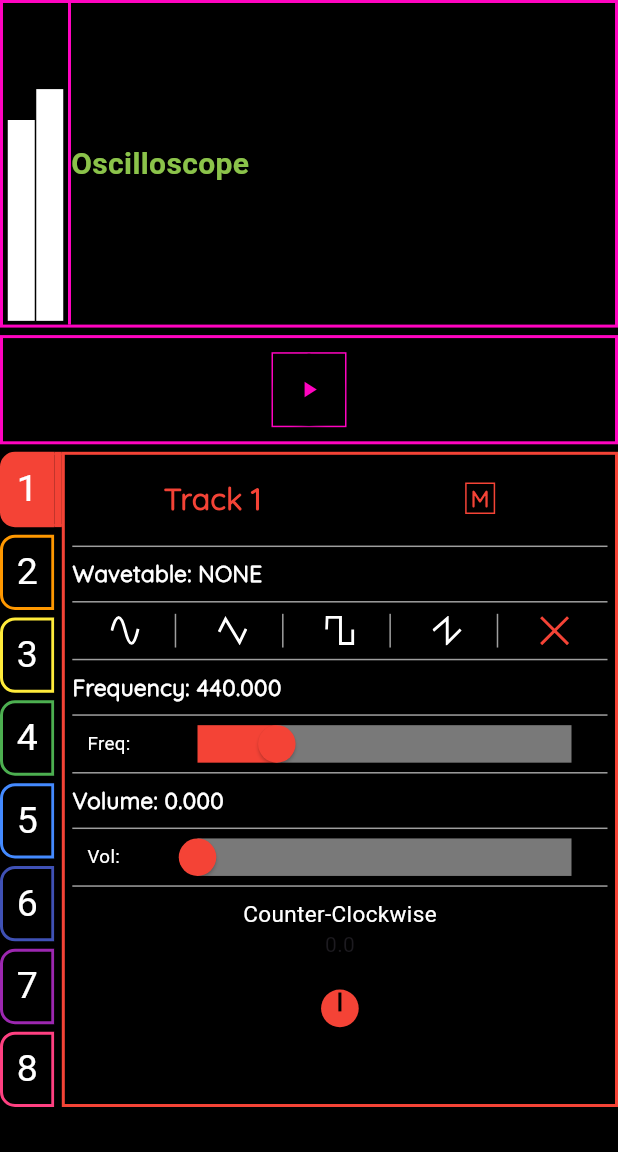
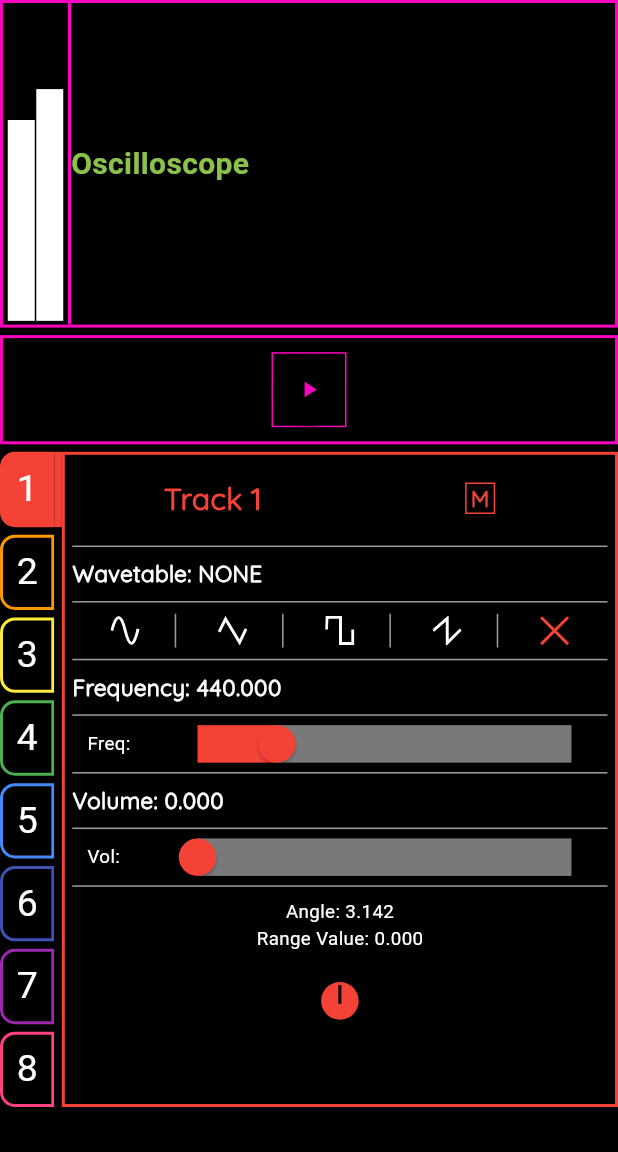
Before and after one commit to mduval76/drone_factory, a Flutter app: the screen it shows after launch, on a phone screen of 412 x 824 dp, the part 84-1236 px from its top. Run offline on Flutter 3.47's test engine with Material 3 defaults, Android fonts, the phone set to English and light mode, and no system bars; our stand-ins replace flutter_svg; Roboto replaces fonts that are missing (CocomatLight).

Commit message:
Small precision to knob intial/start value.

```diff
--- a/lib/views/widgets/knob.dart
+++ b/lib/views/widgets/knob.dart
@@ -5,6 +5,8 @@ class Knob extends StatefulWidget {
   final double startAngle;
   final double minAngle;
   final double maxAngle;
+  final double minRange;
+  final double maxRange;
   final Color borderColor;
 
   const Knob({
@@ -12,6 +14,8 @@ class Knob extends StatefulWidget {
     required this.startAngle,
     required this.minAngle,
     required this.maxAngle,
+    required this.minRange,
+    required this.maxRange,
     required this.borderColor
     });
 
@@ -21,11 +25,11 @@ class Knob extends StatefulWidget {
 
 class _KnobState extends State<Knob> {
   final double radius = 12.55;
-  double _movement = 0;
-  double _cumulativeAngle = 0;
+  late double _cumulativeAngle = 0;
   late double _minAngle;
   late double _maxAngle;
   late double _startAngle;
+  late double _currentRangeValue;
 
   @override
   void initState() {
@@ -34,6 +38,7 @@ class _KnobState extends State<Knob> {
     _maxAngle = widget.maxAngle;
     _startAngle = widget.startAngle;
     _cumulativeAngle = _startAngle;
+    _currentRangeValue = (_angleToRange(_cumulativeAngle)).truncateToDouble();
   }
 
   @override
@@ -43,10 +48,19 @@ class _KnobState extends State<Knob> {
         mainAxisAlignment: MainAxisAlignment.center,
         children: <Widget>[
           Text(
-            _movement > 0 ? 'Clockwise' : 'Counter-Clockwise',
-            style: const TextStyle(fontSize: 15, color: Colors.white),
+            'Angle: ${_cumulativeAngle.toStringAsFixed(3)}',
+            style : const TextStyle(
+              color: Colors.white,
+              fontSize: 12.5,
+            ),
           ),
-          Text('$_movement'),
+          Text(
+            'Range Value: ${_currentRangeValue.toStringAsFixed(3)}',
+            style : const TextStyle(
+              color: Colors.white,
+              fontSize: 12.5,
+            ),
+          ),
           const SizedBox(height: 20),
           GestureDetector(
             onPanUpdate: _panHandler,
@@ -81,6 +95,13 @@ class _KnobState extends State<Knob> {
     );
   }
 
+  double _angleToRange(double angle) {
+    return widget.minRange +
+        (angle - widget.minAngle) *
+            (widget.maxRange - widget.minRange) /
+            (widget.maxAngle - widget.minAngle);
+  }
+
   void _panHandler(DragUpdateDetails d) {
     bool onTop = d.localPosition.dy <= radius;
     bool onLeftSide = d.localPosition.dx <= radius;
@@ -106,9 +127,9 @@ class _KnobState extends State<Knob> {
     double rotationalChange = vert + horz;
 
     setState(() {
-      _movement = rotationalChange;
       _cumulativeAngle += (rotationalChange / 180) * math.pi;
       _cumulativeAngle = _cumulativeAngle.clamp(_minAngle, _maxAngle);
+      _currentRangeValue = _angleToRange(_cumulativeAngle);
     });
   }
 }
--- a/lib/views/widgets/track_controls_widget.dart
+++ b/lib/views/widgets/track_controls_widget.dart
@@ -221,6 +221,8 @@ class _TrackControlsWidgetState extends State<TrackControlsWidget> {
             startAngle: math.pi,
             minAngle: (0.9 * math.pi / 6),
             maxAngle: (10.9 * math.pi / 6),
+            minRange: -1.0,
+            maxRange: 1.0,
             borderColor: widget.borderColor
           ),
         ],
```
